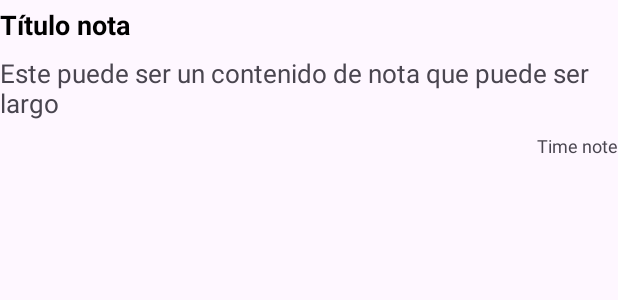
After one commit to melvingutierrez20/NoteApp, an Android app: the layout recycler_note_item.xml on its own in the app's theme, with its tools: preview values and no code run, on a phone screen of 412 x 824 dp. The commit adds this screen. Shown: the top 300 px of the screen. Run offline under Robolectric (Android 15) with nearby library versions, the phone set to English and light mode, and no system bars.

Commit message:
commit Recycler inicial

```diff
--- /dev/null
+++ b/app/src/main/res/drawable/baseline_menu_24.xml
@@ -0,0 +1,5 @@
+<vector android:height="24dp" android:tint="#000000"
+    android:viewportHeight="24" android:viewportWidth="24"
+    android:width="24dp" xmlns:android="http://schemas.android.com/apk/res/android">
+    <path android:fillColor="@android:color/white" android:pathData="M3,18h18v-2L3,16v2zM3,13h18v-2L3,11v2zM3,6v2h18L21,6L3,6z"/>
+</vector>
--- /dev/null
+++ b/app/src/main/res/layout/recycler_note_item.xml
@@ -0,0 +1,38 @@
+<?xml version="1.0" encoding="utf-8"?>
+<LinearLayout xmlns:android="http://schemas.android.com/apk/res/android"
+    android:orientation="vertical"
+    android:layout_width="match_parent"
+    android:layout_height="wrap_content">
+
+    <TextView
+        android:layout_width="match_parent"
+        android:layout_height="wrap_content"
+        android:id="@+id/note_title_txt"
+        android:text="@string/txtRecycler"
+        android:textColor="@color/black"
+        android:textSize="18sp"
+        android:layout_marginVertical="4dp"
+        android:textStyle="bold"/>
+
+
+    <TextView
+        android:layout_width="match_parent"
+        android:layout_height="wrap_content"
+        android:id="@+id/note_content_txt"
+        android:text="@string/txtRecycler1"
+        android:maxLines="2"
+        android:ellipsize="end"
+        android:textSize="17sp"
+        android:layout_marginVertical="4dp"/>
+
+    <TextView
+        android:layout_width="match_parent"
+        android:layout_height="wrap_content"
+        android:id="@+id/note_time_txt"
+        android:text="@string/txtRecycler2"
+        android:textSize="12sp"
+        android:gravity="right"
+        android:layout_marginVertical="4dp"/>
+
+
+</LinearLayout>
--- a/app/src/main/res/values/strings.xml
+++ b/app/src/main/res/values/strings.xml
@@ -15,5 +15,10 @@
     <string name="txtNewNote">Agregar Nueva Nota</string>
     <string name="txtNewNote2">Título</string>
     <string name="txtNewNote3">Contenido</string>
+    <string name="txtNotes">Notas</string>
+    <string name="txtRecycler">Título nota</string>
+    <string name="txtRecycler1">Este puede ser un contenido de nota que puede ser largo</string>
+    <string name="txtRecycler2">Time note</string>
+
 
 </resources>
```
Also changed, not shown: app/src/main/java/com/example/noteapp/MainActivity.java (+18 -0 lines), app/src/main/java/com/example/noteapp/NoteAdapter.java (added, +21 -0 lines), app/src/main/res/layout/activity_main.xml (+33 -0 lines).
